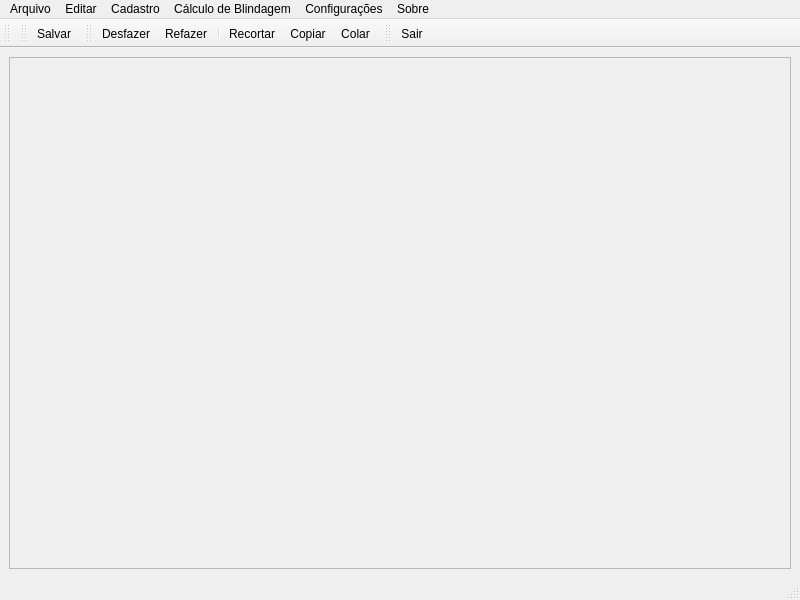
Before: the Qt Designer form mainwindow.ui in marcioceconi/VigilanciaSanitaria, drawn with Qt 5.
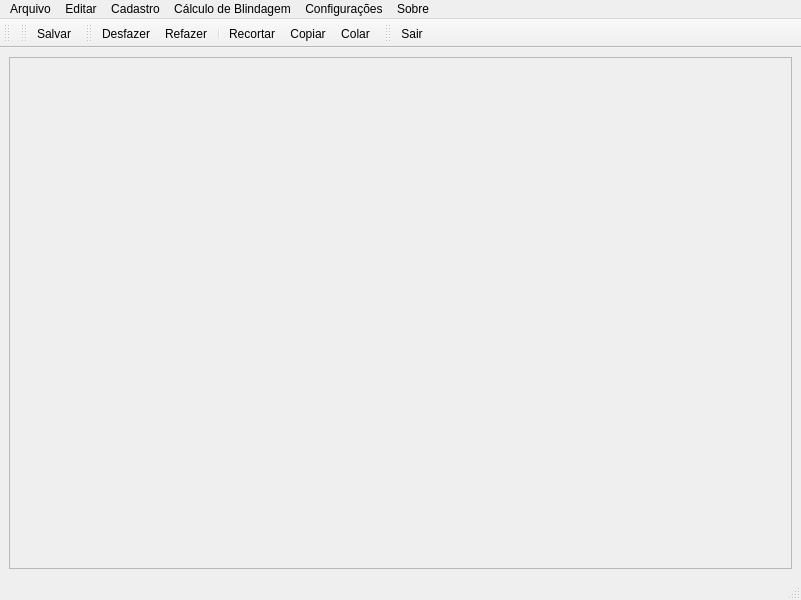
After: the same form once the commit is applied. Icons and pictures are not drawn.

What changed in the file:
```diff
--- a/mainwindow.ui
+++ b/mainwindow.ui
@@ -6,7 +6,7 @@
    <rect>
     <x>0</x>
     <y>0</y>
-    <width>800</width>
+    <width>801</width>
     <height>600</height>
    </rect>
   </property>
@@ -29,7 +29,7 @@
         <rect>
          <x>0</x>
          <y>0</y>
-         <width>780</width>
+         <width>781</width>
          <height>503</height>
         </rect>
        </property>
@@ -43,7 +43,7 @@
     <rect>
      <x>0</x>
      <y>0</y>
-     <width>800</width>
+     <width>801</width>
      <height>22</height>
     </rect>
    </property>
```
Left out of the diff: 37 changed lines with no effect on the pictures.
